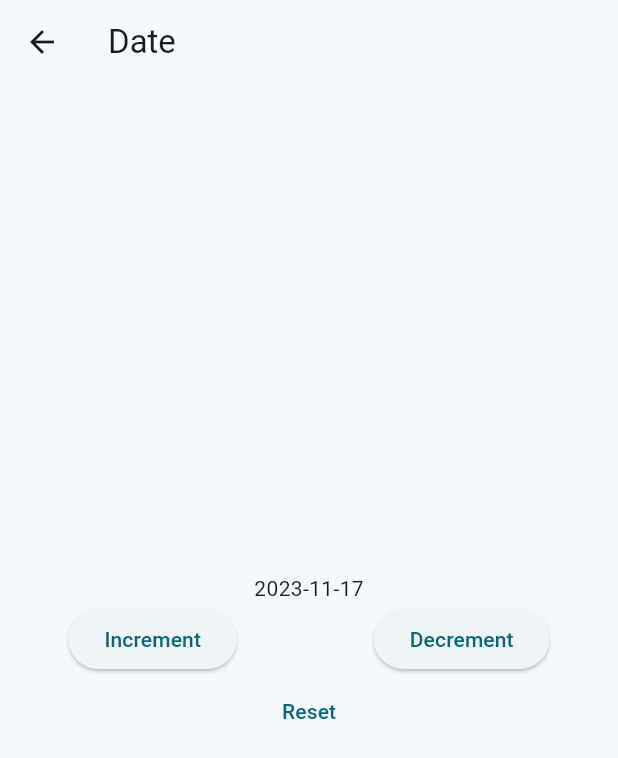
After one commit to wadpas/riverpod_flutter_state, a Flutter app: the screen it shows after launch, after a tap on "Date", on a phone screen of 412 x 824 dp. The commit adds this screen. Shown: the top 758 px of the screen. Run offline on Flutter 3.47's test engine with Material 2 defaults, Android fonts, the phone set to English and light mode, and no system bars; our stand-ins replace hooks_riverpod.

Commit message:
adjusted date & couner app.

```diff
--- /dev/null
+++ b/lib/counter/counter_state.dart
@@ -0,0 +1,21 @@
+import 'package:hooks_riverpod/hooks_riverpod.dart';
+
+final class Counter extends StateNotifier<int?> {
+  Counter() : super(null);
+  void increment() => state = (state ?? 0) + 1;
+}
+
+final counterProvider = StateNotifierProvider<Counter, int?>(
+  (ref) => Counter(),
+);
+
+// extension InfixAddition<T extends num> on T? {
+//   T? operator +(T? other) {
+//     final shadow = this;
+//     if (shadow != null) {
+//       return shadow + (other ?? 0) as T;
+//     } else {
+//       return null;
+//     }
+//   }
+// }
--- /dev/null
+++ b/lib/current_date/date_page.dart
@@ -0,0 +1,43 @@
+import 'package:flutter/material.dart';
+import 'package:hooks_riverpod/hooks_riverpod.dart';
+import 'package:riverpod_flutter_state/current_date/date_state.dart';
+
+class DatePage extends ConsumerWidget {
+  const DatePage({super.key});
+
+  @override
+  Widget build(BuildContext context, WidgetRef ref) {
+    return Scaffold(
+      appBar: AppBar(
+        title: const Text('Date'),
+      ),
+      body: Column(
+        mainAxisAlignment: MainAxisAlignment.center,
+        children: [
+          Consumer(
+            builder: (context, ref, child) => Text(
+              ref.watch(dateProvider).toIso8601String().substring(0, 10),
+            ),
+          ),
+          Row(
+            mainAxisAlignment: MainAxisAlignment.spaceAround,
+            children: [
+              ElevatedButton(
+                onPressed: ref.read(dateProvider.notifier).increment,
+                child: const Text('Increment'),
+              ),
+              ElevatedButton(
+                onPressed: ref.read(dateProvider.notifier).decrement,
+                child: const Text('Decrement'),
+              ),
+            ],
+          ),
+          TextButton(
+            onPressed: ref.read(dateProvider.notifier).reset,
+            child: const Text('Reset'),
+          ),
+        ],
+      ),
+    );
+  }
+}
--- /dev/null
+++ b/lib/current_date/date_state.dart
@@ -0,0 +1,16 @@
+import 'package:hooks_riverpod/hooks_riverpod.dart';
+
+final class Date extends StateNotifier<DateTime> {
+  Date() : super(DateTime.now());
+  void increment() => state = DateTime(state.year, state.month, state.day + 1);
+  void decrement() => state = DateTime(state.year, state.month, state.day - 1);
+  void reset() => state = DateTime.now();
+}
+
+final dateProvider = StateNotifierProvider<Date, DateTime>(
+  (ref) => Date(),
+);
+
+final currentDate = Provider<DateTime>(
+  (ref) => DateTime.now(),
+);
--- a/lib/current_date/provider.dart
+++ /dev/null
@@ -1,5 +0,0 @@
-import 'package:hooks_riverpod/hooks_riverpod.dart';
-
-final currentDate = Provider<DateTime>(
-  (ref) => DateTime.now(),
-);
--- a/lib/main.dart
+++ b/lib/main.dart
@@ -2,7 +2,8 @@ import 'dart:collection';
 
 import 'package:flutter/material.dart';
 import 'package:hooks_riverpod/hooks_riverpod.dart';
-import 'package:riverpod_flutter_state/current_date/current_date.dart';
+import 'package:riverpod_flutter_state/counter/counter_page.dart';
+import 'package:riverpod_flutter_state/current_date/date_page.dart';
 import 'package:uuid/uuid.dart';
 
 void main() {
@@ -28,7 +29,8 @@ class MyApp extends StatelessWidget {
       ),
       home: const HomePage(),
       routes: {
-        '/current_date': (context) => const CurrentDate(),
+        '/date_page': (context) => const DatePage(),
+        '/counter_page': (context) => const CounterPage(),
       },
     );
   }
@@ -44,12 +46,19 @@ class HomePage extends ConsumerWidget {
         title: const Text('Riverpod'),
       ),
       body: Column(
+        mainAxisAlignment: MainAxisAlignment.center,
         children: [
           ElevatedButton(
             onPressed: () {
-              Navigator.of(context).pushNamed('/current_date');
+              Navigator.of(context).pushNamed('/date_page');
             },
-            child: const Text('Current Date'),
+            child: const Text('Date'),
+          ),
+          ElevatedButton(
+            onPressed: () {
+              Navigator.of(context).pushNamed('/counter_page');
+            },
+            child: const Text('Counter'),
           ),
           Consumer(
             builder: (context, ref, child) {
@@ -262,23 +271,3 @@ final weatherProvider = FutureProvider<WeatherEmoji>(
     }
   },
 );
-
-final class Counter extends StateNotifier<int?> {
-  Counter() : super(null);
-  void increment() => state = state == null ? 1 : state + 1;
-}
-
-final counterProvider = StateNotifierProvider<Counter, int?>(
-  (ref) => Counter(),
-);
-
-extension InfixAddition<T extends num> on T? {
-  T? operator +(T? other) {
-    final shadow = this;
-    if (shadow != null) {
-      return shadow + (other ?? 0) as T;
-    } else {
-      return null;
-    }
-  }
-}
```
Also changed, not shown: lib/counter/counter_page.dart (added, +36 -0 lines), lib/current_date/current_date.dart (deleted, +0 -23 lines).
